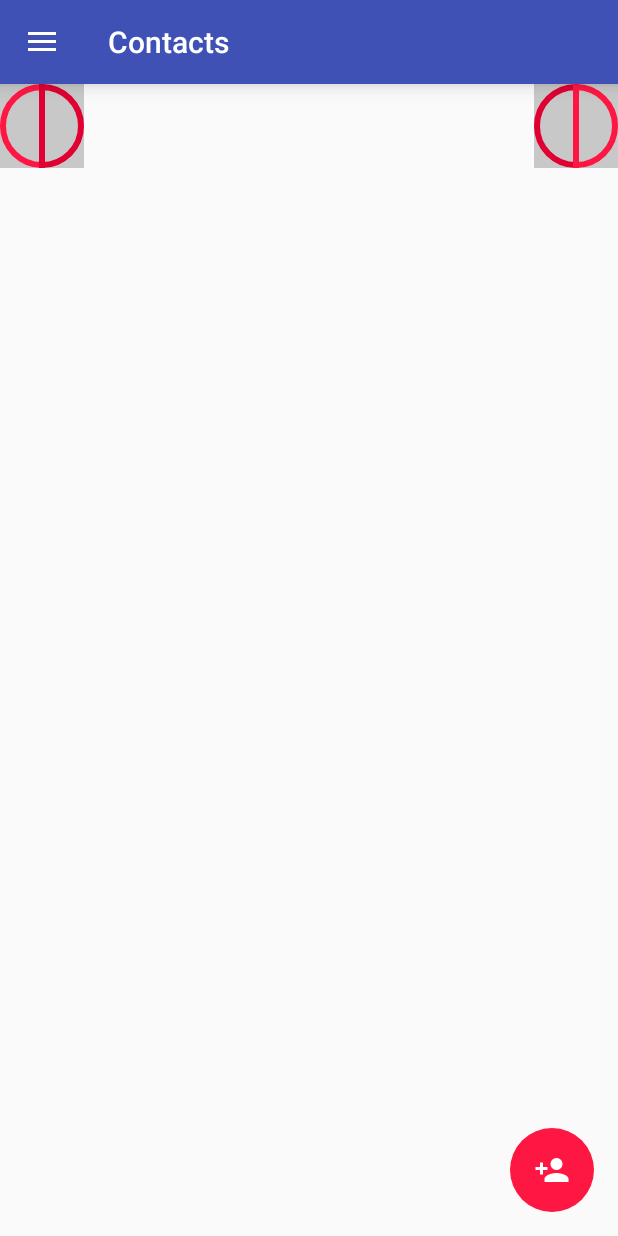
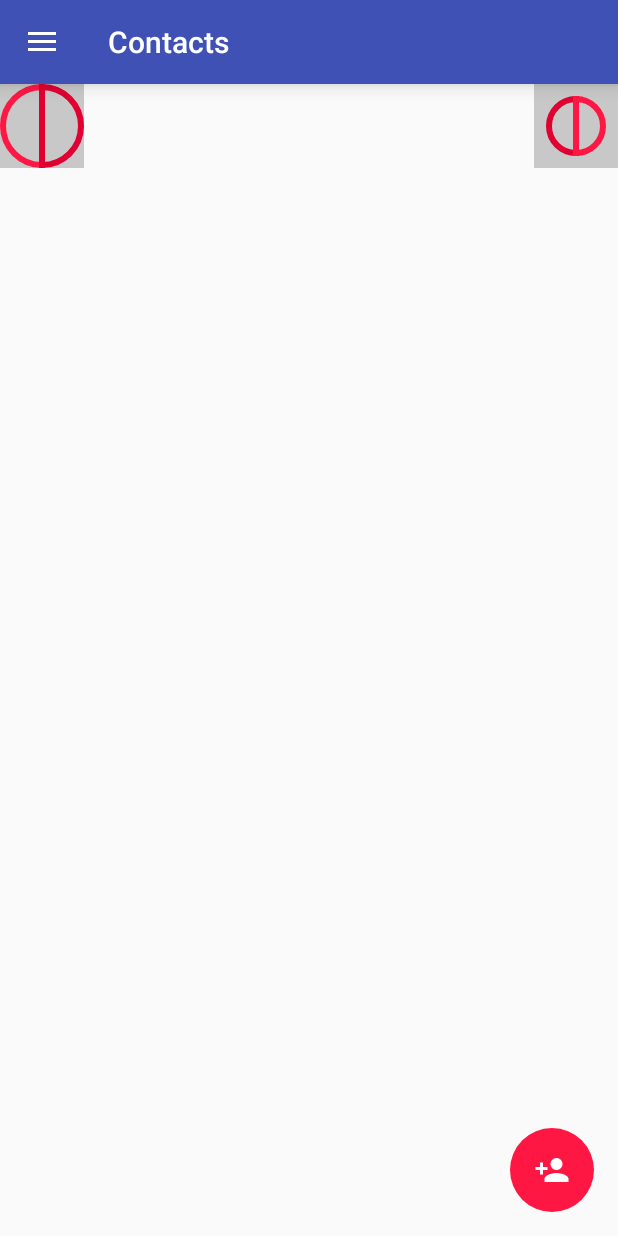
Before and after one commit to DancoAndroidAppDev/H254danco, an Android app: the fragment FloatingActionFragment placed in its activity, on a phone screen of 412 x 824 dp. Run offline under Robolectric (Android 15) with nearby library versions, the phone set to English and light mode, and no system bars.

Commit message:
add required padding

```diff
--- a/app/src/main/res/layout/fragment_floating_action.xml
+++ b/app/src/main/res/layout/fragment_floating_action.xml
@@ -13,6 +13,7 @@
         android:layout_gravity="top|start"
         app:leftColor="@color/red_A400"
         app:rightColor="@color/red_A700"
+        android:padding="0dp"
         app:paintSize="4dp"
         />
 
@@ -23,6 +24,7 @@
         android:layout_gravity="top|end"
         app:leftColor="@color/red_A700"
         app:rightColor="@color/red_A400"
+        android:padding="8dp"
         app:paintSize="4dp"
         />
 
```
